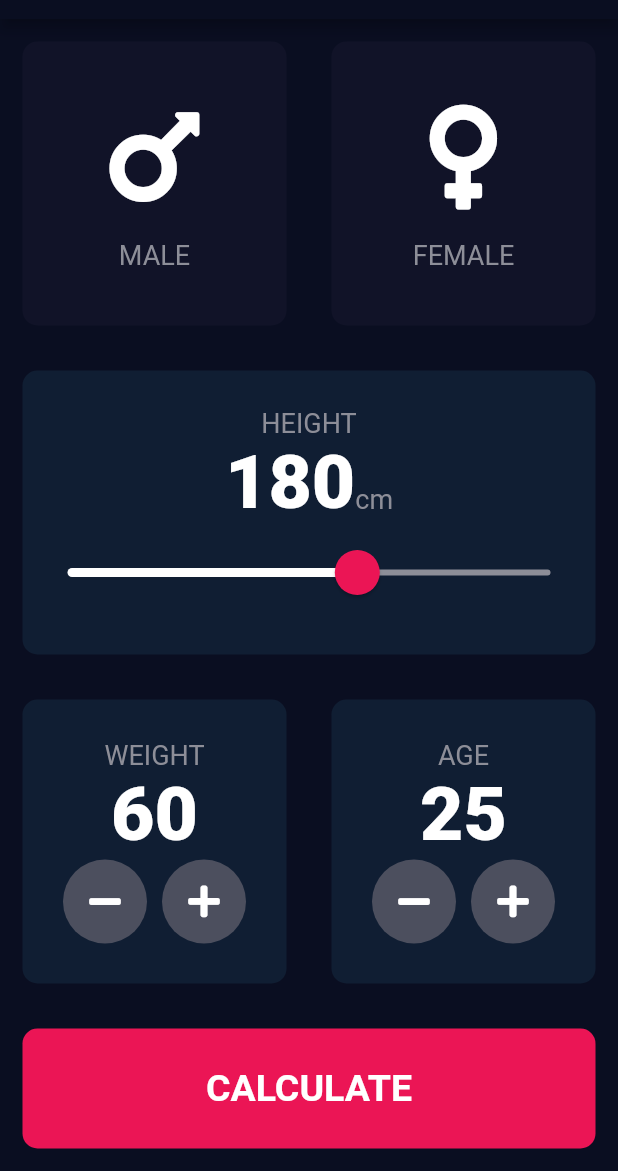
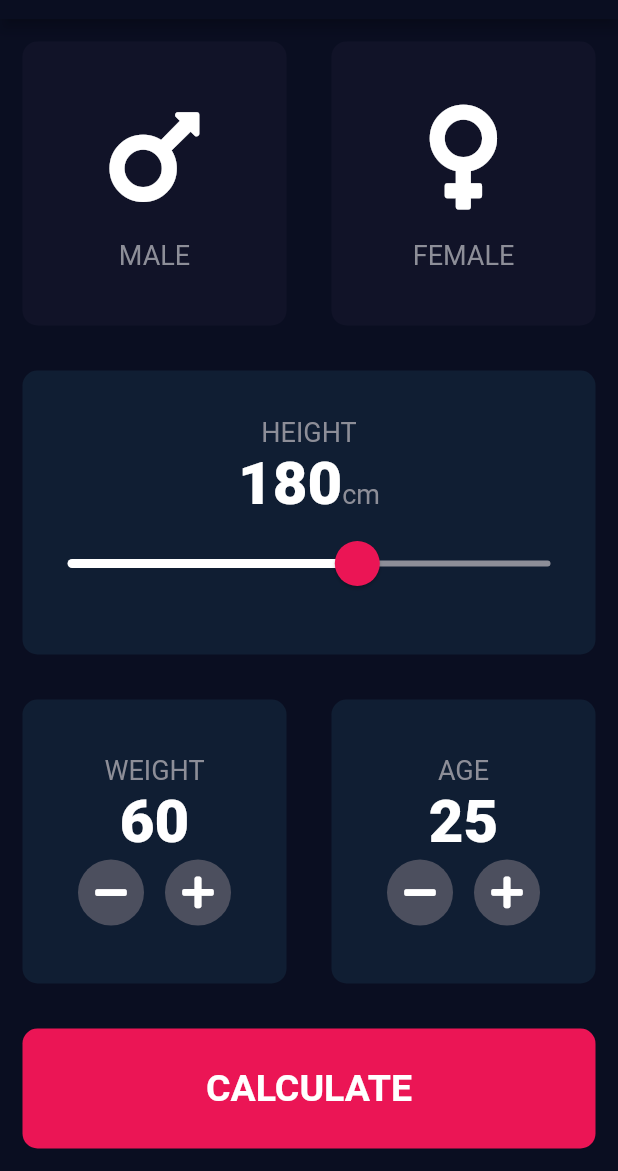
Before and after one commit to bekzodrakhmatof/BMI-CALCULATOR, a Flutter app: the screen it shows after launch, on a phone screen of 412 x 824 dp, the part 65-1236 px from its top. Run offline on Flutter 3.47's test engine with Material 2 defaults, Android fonts, the phone set to English and light mode, and no system bars; our stand-ins replace font_awesome_flutter.

Commit message:
button size fixed

```diff
--- a/lib/components/round_icon_button.dart
+++ b/lib/components/round_icon_button.dart
@@ -13,8 +13,8 @@ class RoundIconButton extends StatelessWidget {
       onPressed: onPressed,
       elevation: 0,
       constraints: BoxConstraints.tightFor(
-        width: 56,
-        height: 56,
+        width: 44,
+        height: 44,
       ),
       shape: CircleBorder(),
       fillColor: Color(0xFF4C4F5E),
--- a/lib/constants.dart
+++ b/lib/constants.dart
@@ -6,7 +6,7 @@ const kLabelTextStyle = TextStyle(
 );
 
 const kNumberTextStyle = TextStyle(
-    fontSize: 50,
+    fontSize: 40,
     fontWeight: FontWeight.w900
 );
 
```
